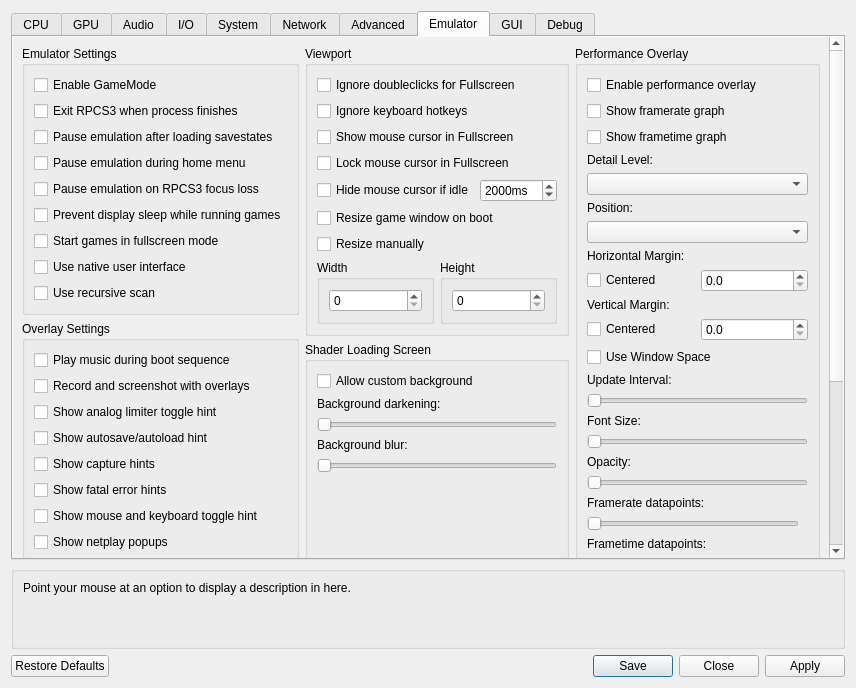
First picture: the form in rpcs3/rpcs3qt/settings_dialog.ui, repository ARMSX2/ARMSX3, before the edit.
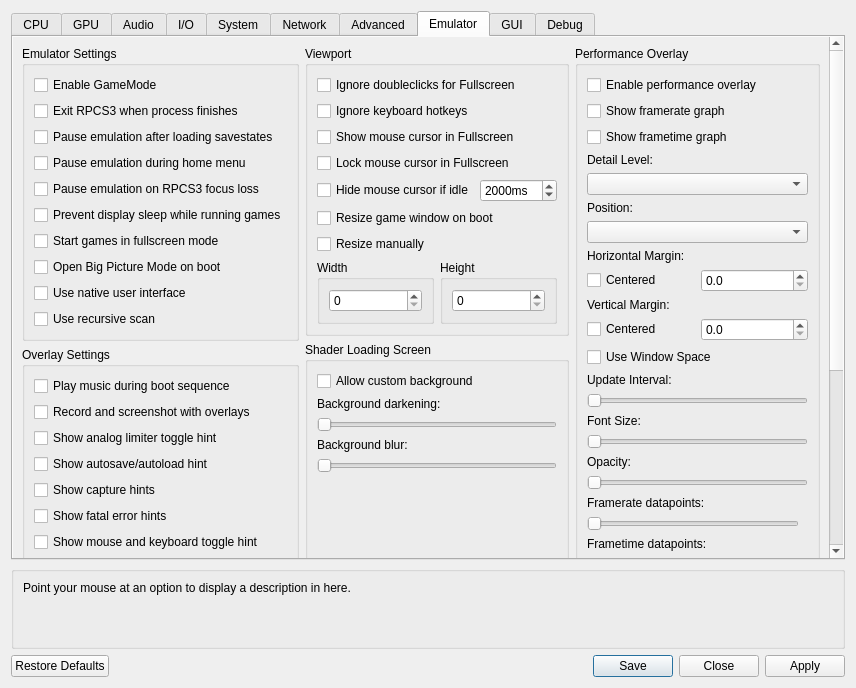
Second picture: the form after the edit. The open tabs and pages were chosen to show the change. Icons and pictures are not drawn. Custom widgets are drawn as their Qt base class.

Commit message: Add Big Picture Mode using RSX overlay UI

```diff
--- a/rpcs3/rpcs3qt/settings_dialog.ui
+++ b/rpcs3/rpcs3qt/settings_dialog.ui
@@ -3101,6 +3101,13 @@
                     </property>
                    </widget>
                   </item>
+                  <item>
+                   <widget class="QCheckBox" name="startBigPictureModeOnBoot">
+                    <property name="text">
+                     <string>Open Big Picture Mode on boot</string>
+                    </property>
+                   </widget>
+                  </item>
                   <item>
                    <widget class="QCheckBox" name="useNativeInterface">
                     <property name="text">
```
The commit also changes 27 other files.
